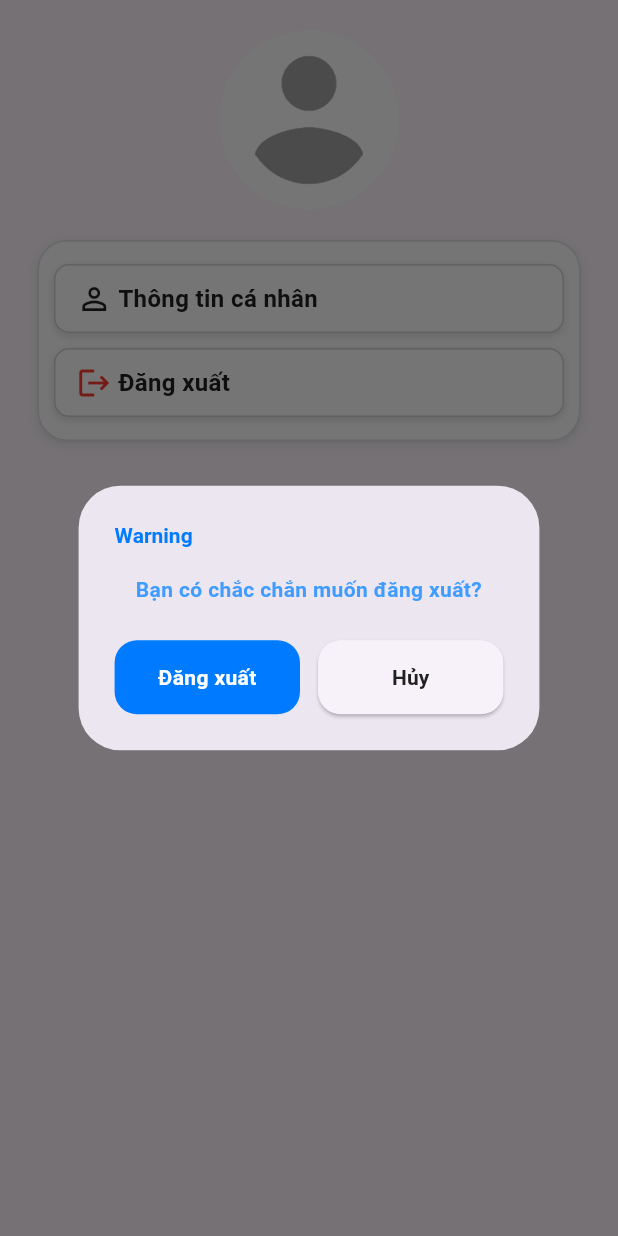
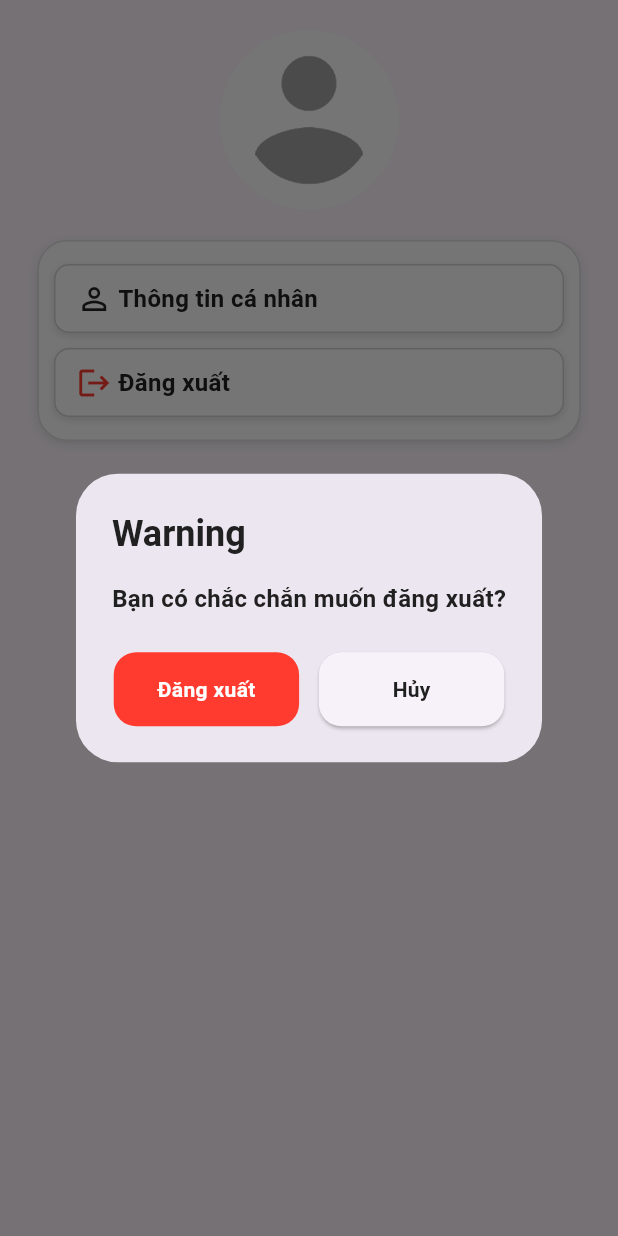
Before and after one commit to thanhquang2004/Study-tracker-app, a Flutter app: the SettingView screen opened directly, after a tap on "Đăng xuất", on a phone screen of 412 x 824 dp. Run offline on Flutter 3.47's test engine with Material 3 defaults, Android fonts, the light colour scheme and no system bars; our stand-ins replace dio, equatable, flutter_bloc, flutter_dotenv, flutter_secure_storage, flutter_svg and 5 more; accounts and stored records are empty.

Commit message:
UI: change color for button

```diff
--- a/lib/presentation/resources/font_manager.dart
+++ b/lib/presentation/resources/font_manager.dart
@@ -14,5 +14,12 @@ class FontSize {
   static const double s16 = 16.0;
   static const double s18 = 18.0;
   static const double s20 = 20.0;
+  static const double s22 = 22.0;
+  static const double s24 = 24.0;
+  static const double s26 = 26.0;
+  static const double s28 = 28.0;
+  static const double s30 = 30.0;
+  static const double s32 = 32.0;
+  static const double s34 = 34.0;
 
 }
--- a/lib/presentation/widget/confirm_dialog.dart
+++ b/lib/presentation/widget/confirm_dialog.dart
@@ -1,6 +1,7 @@
 import 'package:flutter/material.dart';
 import 'package:study_tracker_mobile/app/constant.dart';
 import 'package:study_tracker_mobile/presentation/resources/color_manager.dart';
+import 'package:study_tracker_mobile/presentation/resources/font_manager.dart';
 import 'package:study_tracker_mobile/presentation/resources/styles_manager.dart';
 import 'package:study_tracker_mobile/presentation/resources/value_manager.dart';
 import 'package:study_tracker_mobile/presentation/widget/custom_button.dart';
@@ -24,11 +25,12 @@ class ConfirmAlert extends StatelessWidget {
     return AlertDialog(
       title: Text(
         'Warning',
-        style: getBoldStyle(color: XColors.primary),
+        style: getBoldStyle(color: XColors.neutral_1, fontSize: FontSize.s24),
       ),
       content: Text(
         content,
-        style: getSemiBoldStyle(color: XColors.primary2),
+        style:
+            getSemiBoldStyle(color: XColors.neutral_1, fontSize: FontSize.s16),
         textAlign: TextAlign.center,
       ),
       actions: <Widget>[
@@ -57,6 +59,7 @@ class ConfirmAlert extends StatelessWidget {
               title: title,
               onPressed: onConfirm,
               width: 0.3 * Constants.deviceWidth,
+              backgroundColor: XColors.semanticError,
             )
           ],
         ),
```
